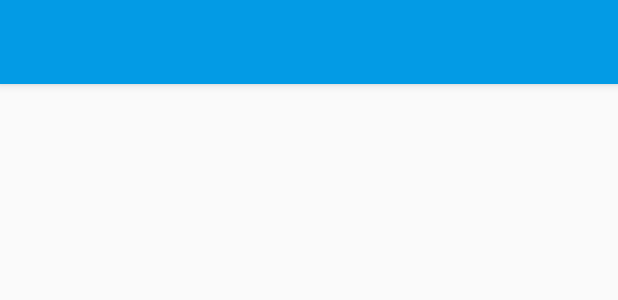
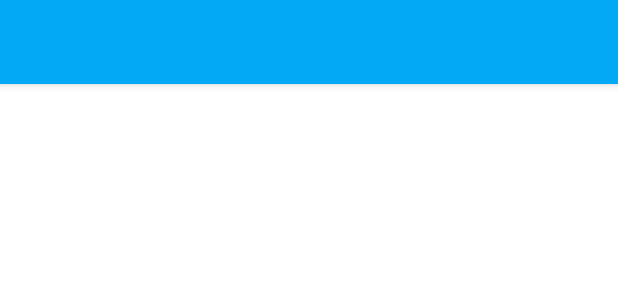
Before and after one commit to MyBeautyTeam/EverPay, an Android app: the layout activity_main.xml on its own in the app's theme, with its tools: preview values and no code run, on a phone screen of 412 x 824 dp. Shown: the top 300 px of the screen. Run offline under Robolectric (Android 15) with nearby library versions, the phone set to English and light mode, and no system bars.

Commit message:
big color refactor

```diff
--- a/EverPay/app/src/main/java/com/beautyteam/everpay/Fragments/FragmentAddBill.java
+++ b/EverPay/app/src/main/java/com/beautyteam/everpay/Fragments/FragmentAddBill.java
@@ -191,8 +191,8 @@ public class FragmentAddBill extends Fragment implements
         @Override
         public void onCheckedChanged(CompoundButton compoundButton, boolean b) {
 
-            int colorFrom = getResources().getColor(R.color.secondary_text_default_material_light);
-            int colorTo = getResources().getColor(R.color.light_blue_800);
+            int colorFrom = getResources().getColor(R.color.secondary_text);
+            int colorTo = getResources().getColor(R.color.dark_primary);
 
             if (b == true) { // Не поровну
                 hideListTextViews();
@@ -219,7 +219,6 @@ public class FragmentAddBill extends Fragment implements
             int last = addBillList.getLastVisiblePosition();
 
             for (int i = 0; i <= last - first; i++) {
-
 
                 View view = addBillList.getChildAt(i);
 
--- a/EverPay/app/src/main/java/com/beautyteam/everpay/Fragments/FragmentViewPager.java
+++ b/EverPay/app/src/main/java/com/beautyteam/everpay/Fragments/FragmentViewPager.java
@@ -52,7 +52,7 @@ public class FragmentViewPager extends Fragment {
         slidingTabLayout.setCustomTabColorizer(new SlidingTabLayout.TabColorizer() {
             @Override
             public int getIndicatorColor(int position) {
-                return getResources().getColor(R.color.light_blue_800);
+                return getResources().getColor(R.color.dark_primary);
             }
         });
         slidingTabLayout.setCustomTabView(R.layout.tab_view, R.id.tab_header);
--- a/EverPay/app/src/main/java/com/beautyteam/everpay/Views/SlidingTabLayout.java
+++ b/EverPay/app/src/main/java/com/beautyteam/everpay/Views/SlidingTabLayout.java
@@ -275,7 +275,7 @@ public class SlidingTabLayout extends HorizontalScrollView {
                View view = tabViewArray[i];
 
                TextView tabSumma = (TextView)view.findViewById(R.id.tab_summa);
-               tabSumma.setTextColor(getResources().getColor(R.color.light_blue_800));
+               tabSumma.setTextColor(getResources().getColor(R.color.dark_primary));
                tabSumma.setBackgroundDrawable(getResources().getDrawable(R.drawable.oval_around_text));
 
                TextView tabHeader = (TextView)view.findViewById(R.id.tab_header);
--- a/EverPay/app/src/main/res/layout/activity_main.xml
+++ b/EverPay/app/src/main/res/layout/activity_main.xml
@@ -1,6 +1,7 @@
 <android.support.v4.widget.DrawerLayout xmlns:android="http://schemas.android.com/apk/res/android"
     android:id="@+id/drawer_layout"
     android:layout_width="match_parent"
+    android:background="@color/active_white"
     android:layout_height="match_parent">
     <LinearLayout
         android:layout_width="match_parent"
--- a/EverPay/app/src/main/res/layout/fragment_add_bill.xml
+++ b/EverPay/app/src/main/res/layout/fragment_add_bill.xml
@@ -27,7 +27,7 @@
             android:layout_weight="1"
             android:text="Поровну"
             android:textSize="20dp"
-            android:textColor="@color/light_blue_800"
+            android:textColor="@color/dark_primary"
             android:gravity="right|center"
             />
         <LinearLayout
--- a/EverPay/app/src/main/res/layout/fragment_calculation.xml
+++ b/EverPay/app/src/main/res/layout/fragment_calculation.xml
@@ -20,7 +20,7 @@
         android:paddingLeft="50dp"
         android:paddingRight="50dp"
         android:layout_gravity="center"
-        android:textColor="@color/blue_400"
+        android:textColor="@color/dark_primary"
         android:background="@drawable/on_btn_pressed_selector"
         android:drawableLeft="@drawable/ic_check_black_18dp"
         android:drawablePadding="8dp"
--- a/EverPay/app/src/main/res/layout/fragment_i_debts.xml
+++ b/EverPay/app/src/main/res/layout/fragment_i_debts.xml
@@ -2,6 +2,7 @@
 
 <LinearLayout xmlns:android="http://schemas.android.com/apk/res/android"
     android:orientation="vertical" android:layout_width="match_parent"
+    android:background="@color/active_white"
     android:layout_height="match_parent">
     <ListView
         android:id="@+id/debtors_fragment_list"
--- a/EverPay/app/src/main/res/layout/fragment_view_pager.xml
+++ b/EverPay/app/src/main/res/layout/fragment_view_pager.xml
@@ -6,7 +6,7 @@
         android:id="@+id/sliding_tabs"
         android:layout_width="match_parent"
         android:layout_height="wrap_content"
-        android:background="@color/light_blue_600"/>
+        android:background="@color/primary"/>
     <android.support.v4.view.ViewPager
         android:id="@+id/pager"
         android:layout_width="match_parent"
--- a/EverPay/app/src/main/res/layout/item_calculation.xml
+++ b/EverPay/app/src/main/res/layout/item_calculation.xml
@@ -28,7 +28,7 @@
             android:layout_width="wrap_content"
             android:layout_height="wrap_content"
             android:textSize="16dp"
-            android:textColor="@color/light_blue_800"
+            android:textColor="@color/dark_primary"
             android:text="5000"
             />
         <ImageView
@@ -59,6 +59,8 @@
         android:layout_height="wrap_content"
         android:checked="false"
         android:layout_marginLeft="5dp"
+        android:paddingBottom="5dp"
+        android:gravity="center_horizontal"
         />
 
 
--- a/EverPay/app/src/main/res/layout/tab_view.xml
+++ b/EverPay/app/src/main/res/layout/tab_view.xml
@@ -18,7 +18,7 @@
         android:paddingLeft="8dp"
         android:paddingRight="8dp"
         android:fontFamily="sans-serif"
-        android:textColor="@color/light_blue_800"
+        android:textColor="@color/dark_primary"
         android:textStyle="bold"
         android:text="1000"
         />
--- a/EverPay/app/src/main/res/layout/tool_bar.xml
+++ b/EverPay/app/src/main/res/layout/tool_bar.xml
@@ -3,7 +3,7 @@
         xmlns:app="http://schemas.android.com/apk/res-auto"
         android:layout_width="match_parent"
         android:layout_height="wrap_content"
-        android:background="@color/light_blue_600"
+        android:background="@color/primary"
         app:theme="@style/ThemeOverlay.AppCompat.Dark.ActionBar"
         app:popupTheme="@style/ThemeOverlay.AppCompat.Light"
         android:elevation="4dp"
--- a/EverPay/app/src/main/res/values-v19/styles.xml
+++ b/EverPay/app/src/main/res/values-v19/styles.xml
@@ -5,16 +5,16 @@
         <!-- Customize your theme here. -->
 
         <!-- colorPrimary is used for the default action bar background -->
-        <item name="colorPrimary">@color/light_blue_600</item>
+        <item name="colorPrimary">@color/primary</item>
 
         <!-- colorPrimaryDark is used for the status bar -->
-        <item name="colorPrimaryDark">@color/light_blue_800</item>
+        <item name="colorPrimaryDark">@color/dark_primary</item>
 
         <!-- colorAccent is used as the default value for colorControlActivated
         which is used to tint widgets -->
         <item name="android:windowTranslucentStatus">true</item>
 
-        <item name="colorAccent">@color/light_blue_800</item>
+        <item name="colorAccent">@color/dark_primary</item>
         <item name="android:textColorSecondary">@color/secondary_text_default_material_light</item>
 
         <!-- You can also set colorControlNormal, colorControlActivated
--- a/EverPay/app/src/main/res/values-v21/styles.xml
+++ b/EverPay/app/src/main/res/values-v21/styles.xml
@@ -15,24 +15,19 @@
         which is used to tint widgets -->
         <item name="android:windowTranslucentStatus">true</item>
 
-        <item name="colorAccent">@color/accent</item>
-        <item name="android:textColorSecondary">@color/secondary_text</item>
+        <item name="colorAccent">@color/dark_primary</item>
 
-        <!-- You can also set colorControlNormal, colorControlActivated
-        colorControlHighlight & colorSwitchThumbNormal. -->
+        <item name="android:textColorSecondary">@color/secondary_text</item> <!-- Цвет инпутов-->
+
     </style>
 
     <style name="SwitchCompat" parent="Theme.AppCompat.Light.NoActionBar">
-        <!-- colorPrimary is used for the default action bar background -->
-        <item name="colorPrimary">#00FFFF</item>
 
-        <!-- colorPrimaryDark is used for the status bar -->
+        <item name="colorControlActivated">@color/dark_primary</item>
 
-        <item name="colorControlActivated">@color/light_blue_800</item>
+        <item name="colorControlHighlight">@color/primary</item>
 
-        <item name="colorControlHighlight">@color/light_blue_600</item>
-
-        <item name="colorSwitchThumbNormal">@color/light_blue_800</item>
+        <item name="colorSwitchThumbNormal">@color/dark_primary</item>
 
     </style>
 </resources>
--- a/EverPay/app/src/main/res/values/styles.xml
+++ b/EverPay/app/src/main/res/values/styles.xml
@@ -11,12 +11,12 @@
         <item name="android:color">@color/primary_text_default_material_dark</item>
 
         <!-- colorPrimaryDark is used for the status bar -->
-        <item name="colorPrimaryDark">@color/light_blue_800</item>
+        <item name="colorPrimaryDark">@color/dark_primary</item>
 
         <!-- colorAccent is used as the default value for colorControlActivated
         which is used to tint widgets -->
 
-        <item name="colorAccent">@color/light_blue_800</item>
+        <item name="colorAccent">@color/dark_primary</item>
         <item name="android:textColorSecondary">@color/secondary_text_default_material_light</item>
 
         <!-- You can also set colorControlNormal, colorControlActivated
```
Also changed, not shown: EverPay/app/src/main/res/values/colors.xml (+0 -28 lines).
